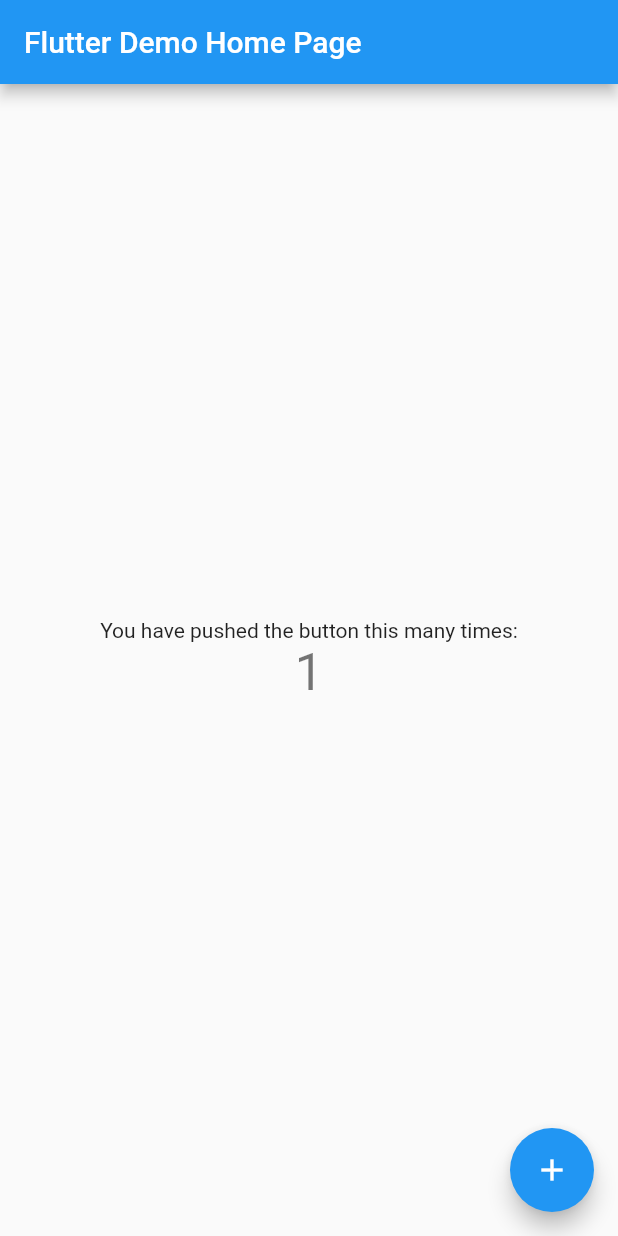
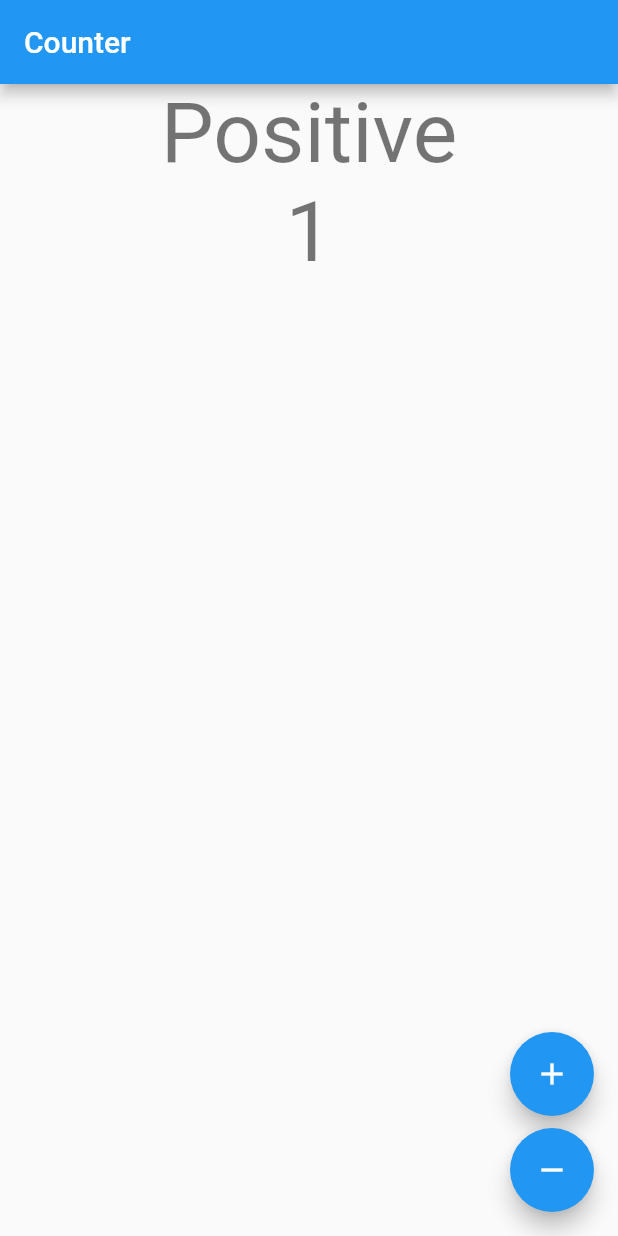
Before and after one commit to TTKiet2199/counter_app, a Flutter app: the screen it shows after launch, after a tap on the "add" icon, on a phone screen of 412 x 824 dp. Run offline on Flutter 3.47's test engine with Material 2 defaults, Android fonts, the phone set to English and light mode, and no system bars; our stand-ins replace bloc, flutter_bloc.

Commit message:
second commit

```diff
--- /dev/null
+++ b/lib/app.dart
@@ -0,0 +1,7 @@
+import 'package:flutter/material.dart';
+
+import 'counter/view/counter_page.dart';
+
+class CounterApp extends MaterialApp {
+  CounterApp({super.key}) : super(home: CounterPage());
+}
--- /dev/null
+++ b/lib/bloc_obsever.dart
@@ -0,0 +1,11 @@
+import 'package:bloc/bloc.dart';
+
+class CounterObsever extends BlocObserver {
+  CounterObsever();
+}
+
+@override
+void onChange(BlocBase<dynamic> bloc, Change<dynamic> change) {
+  onChange(bloc, change);
+  print('${bloc.runtimeType} $change');
+}
--- /dev/null
+++ b/lib/counter/counter.dart
@@ -0,0 +1,2 @@
+export 'cubit/counter_cubit.dart';
+export 'view/counter_view.dart';
--- /dev/null
+++ b/lib/counter/cubit/counter_cubit.dart
@@ -0,0 +1,42 @@
+import 'package:bloc/bloc.dart';
+import 'package:counterappbloc/counter/cubit/counter_state.dart';
+
+class CounterCubit extends Cubit<CounterState> {
+  CounterCubit() : super(CounterState(value: 0));
+
+  void increment() {
+    int curentValue = state.value! + 1;
+    String currentType = 'Zero';
+    if (curentValue > 0) {
+      currentType = 'Positive';
+    } else {
+      if (curentValue < 0) {
+        currentType = 'Negative';
+      } else {
+        currentType = 'Zero';
+      }
+    }
+    emit(state.copyWith(value: curentValue, type: currentType));
+  }
+
+  void decrement() {
+    int curentValue = state.value! - 1;
+    String currentType = 'Zero';
+   if (curentValue > 0) {
+      currentType = 'Positive';
+    } else {
+      if (curentValue < 0) {
+        currentType = 'Negative';
+      } else {
+        currentType = 'Zero';
+      }
+    }
+    emit(state.copyWith(value: curentValue, type: currentType));
+  }
+}
+
+class CounterCubit2 extends Cubit<String> {
+  CounterCubit2() : super('0');
+  void increment() => emit((int.parse(state) + 1).toString());
+  void decrement() => emit((int.parse(state) - 1).toString());
+}
--- /dev/null
+++ b/lib/counter/cubit/counter_state.dart
@@ -0,0 +1,9 @@
+class CounterState {
+  CounterState({this.type, this.value});
+  String? type;
+  int? value;
+
+  CounterState copyWith({String? type, int? value}) {
+    return CounterState(type: type ?? this.type, value: value ?? this.value);
+  }
+}
--- /dev/null
+++ b/lib/counter/view/counter_page.dart
@@ -0,0 +1,20 @@
+import 'package:flutter/widgets.dart';
+import 'package:flutter_bloc/flutter_bloc.dart';
+
+import '../cubit/counter_cubit.dart';
+import 'counter_view.dart';
+
+class CounterPage extends StatelessWidget {
+  const CounterPage({Key? key}) : super(key: key);
+
+  @override
+  Widget build(BuildContext context) {
+    return BlocProvider(
+      create: (context) => CounterCubit2(),
+      child: BlocProvider(
+        create: (_) => CounterCubit(),
+        child: CounterView(),
+      ),
+    );
+  }
+}
--- /dev/null
+++ b/lib/counter/view/counter_view.dart
@@ -0,0 +1,51 @@
+import 'package:counterappbloc/counter/cubit/counter_cubit.dart';
+import 'package:counterappbloc/counter/cubit/counter_state.dart';
+import 'package:flutter/material.dart';
+import 'package:flutter_bloc/flutter_bloc.dart';
+
+class CounterView extends StatelessWidget {
+  const CounterView({Key? key}) : super(key: key);
+
+  @override
+  Widget build(BuildContext context) {
+    final textTheme = Theme.of(context).textTheme;
+    return Scaffold(
+      appBar: AppBar(title: const Text('Counter')),
+      body: Center(
+        child: BlocBuilder<CounterCubit, CounterState>(
+          builder: ((context, state) {
+            return Column(
+              children: [
+                Text('${state.type}', style: textTheme.displayMedium,),
+
+                Text(
+                  '${state.value}',
+                  style: textTheme.displayMedium,
+                ),
+              ],
+            );
+          }),
+        ),
+      ),
+      floatingActionButton: Column(
+        mainAxisAlignment: MainAxisAlignment.end,
+        crossAxisAlignment: CrossAxisAlignment.end,
+        children: <Widget>[
+          FloatingActionButton(
+            key: const Key('counterView_increment_floatingActionButton'),
+            onPressed: (() => context.read<CounterCubit>().increment()),
+            child: const Icon(Icons.add),
+          ),
+          const SizedBox(
+            height: 8,
+          ),
+          FloatingActionButton(
+            onPressed: () => context.read<CounterCubit>().decrement(),
+            key: const Key('counterView_decrement_floatingActionButton'),
+            child: const Icon(Icons.remove),
+          )
+        ],
+      ),
+    );
+  }
+}
--- a/lib/main.dart
+++ b/lib/main.dart
@@ -1,115 +1,10 @@
-import 'package:flutter/material.dart';
+import 'package:bloc/bloc.dart';
+import 'package:counterappbloc/bloc_obsever.dart';
+import 'package:flutter/widgets.dart';
+
+import 'app.dart';
 
 void main() {
-  runApp(const MyApp());
+  Bloc.observer = CounterObsever();
+  runApp( CounterApp());
 }
-
-class MyApp extends StatelessWidget {
-  const MyApp({Key? key}) : super(key: key);
-
-  // This widget is the root of your application.
-  @override
-  Widget build(BuildContext context) {
-    return MaterialApp(
-      title: 'Flutter Demo',
-      theme: ThemeData(
-        // This is the theme of your application.
-        //
-        // Try running your application with "flutter run". You'll see the
-        // application has a blue toolbar. Then, without quitting the app, try
-        // changing the primarySwatch below to Colors.green and then invoke
-        // "hot reload" (press "r" in the console where you ran "flutter run",
-        // or simply save your changes to "hot reload" in a Flutter IDE).
-        // Notice that the counter didn't reset back to zero; the application
-        // is not restarted.
-        primarySwatch: Colors.blue,
-      ),
-      home: const MyHomePage(title: 'Flutter Demo Home Page'),
-    );
-  }
-}
-
-class MyHomePage extends StatefulWidget {
-  const MyHomePage({Key? key, required this.title}) : super(key: key);
-
-  // This widget is the home page of your application. It is stateful, meaning
-  // that it has a State object (defined below) that contains fields that affect
-  // how it looks.
-
-  // This class is the configuration for the state. It holds the values (in this
-  // case the title) provided by the parent (in this case the App widget) and
-  // used by the build method of the State. Fields in a Widget subclass are
-  // always marked "final".
-
-  final String title;
-
-  @override
-  State<MyHomePage> createState() => _MyHomePageState();
-}
-
-class _MyHomePageState extends State<MyHomePage> {
-  int _counter = 0;
-
-  void _incrementCounter() {
-    setState(() {
-      // This call to setState tells the Flutter framework that something has
-      // changed in this State, which causes it to rerun the build method below
-      // so that the display can reflect the updated values. If we changed
-      // _counter without calling setState(), then the build method would not be
-      // called again, and so nothing would appear to happen.
-      _counter++;
-    });
-  }
-
-  @override
-  Widget build(BuildContext context) {
-    // This method is rerun every time setState is called, for instance as done
-    // by the _incrementCounter method above.
-    //
-    // The Flutter framework has been optimized to make rerunning build methods
-    // fast, so that you can just rebuild anything that needs updating rather
-    // than having to individually change instances of widgets.
-    return Scaffold(
-      appBar: AppBar(
-        // Here we take the value from the MyHomePage object that was created by
-        // the App.build method, and use it to set our appbar title.
-        title: Text(widget.title),
-      ),
-      body: Center(
-        // Center is a layout widget. It takes a single child and positions it
-        // in the middle of the parent.
-        child: Column(
-          // Column is also a layout widget. It takes a list of children and
-          // arranges them vertically. By default, it sizes itself to fit its
-          // children horizontally, and tries to be as tall as its parent.
-          //
-          // Invoke "debug painting" (press "p" in the console, choose the
-          // "Toggle Debug Paint" action from the Flutter Inspector in Android
-          // Studio, or the "Toggle Debug Paint" command in Visual Studio Code)
-          // to see the wireframe for each widget.
-          //
-          // Column has various properties to control how it sizes itself and
-          // how it positions its children. Here we use mainAxisAlignment to
-          // center the children vertically; the main axis here is the vertical
-          // axis because Columns are vertical (the cross axis would be
-          // horizontal).
-          mainAxisAlignment: MainAxisAlignment.center,
-          children: <Widget>[
-            const Text(
-              'You have pushed the button this many times:',
-            ),
-            Text(
-              '$_counter',
-              style: Theme.of(context).textTheme.headline4,
-            ),
-          ],
-        ),
-      ),
-      floatingActionButton: FloatingActionButton(
-        onPressed: _incrementCounter,
-        tooltip: 'Increment',
-        child: const Icon(Icons.add),
-      ), // This trailing comma makes auto-formatting nicer for build methods.
-    );
-  }
-}
--- a/pubspec.yaml
+++ b/pubspec.yaml
@@ -34,6 +34,8 @@ dependencies:
   # The following adds the Cupertino Icons font to your application.
   # Use with the CupertinoIcons class for iOS style icons.
   cupertino_icons: ^1.0.2
+  bloc: ^8.1.1
+  flutter_bloc: ^8.1.2
 
 dev_dependencies:
   flutter_test:
```
Also changed, not shown: pubspec.lock, 1 other file.
